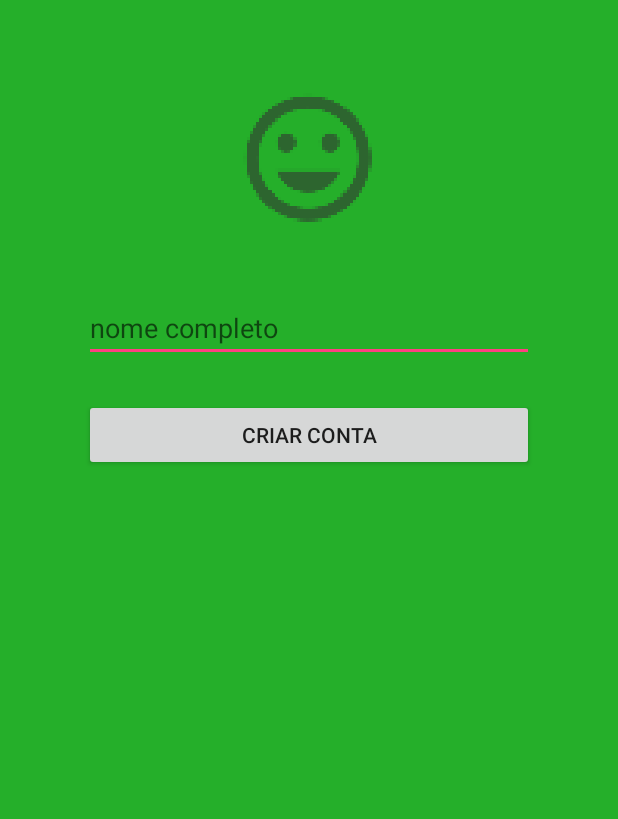
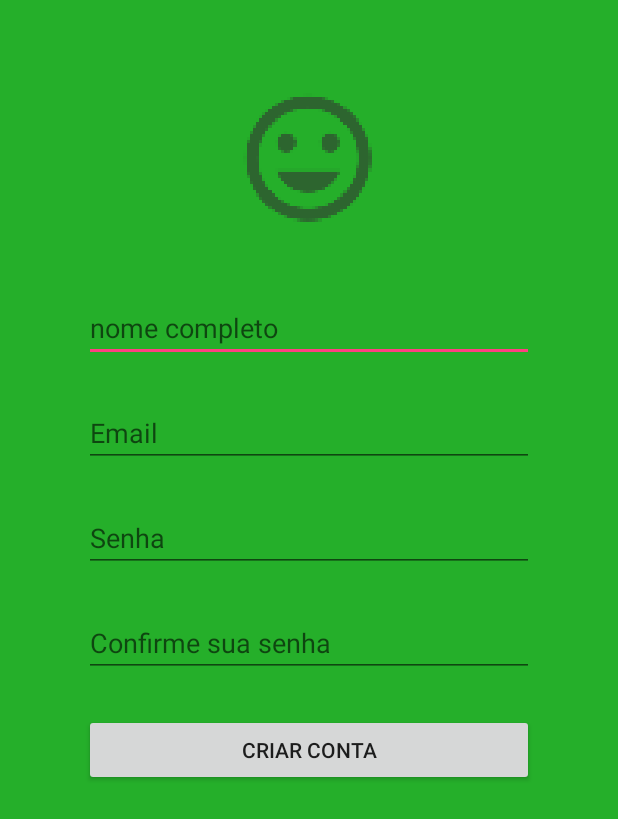
Before and after one commit to alanfialho/PeladaFC, an Android app: the screen it shows after launch (CriarContaActivity), on a phone screen of 412 x 824 dp. Shown: the top 819 px of the screen. Run offline under Robolectric (Android 15) with nearby library versions, the phone set to English and light mode, and no system bars.

Commit message:
tela criar conta

```diff
--- a/app/src/main/java/com/br/peladafc/gateway/PeladaFCWsGateway.java
+++ b/app/src/main/java/com/br/peladafc/gateway/PeladaFCWsGateway.java
@@ -36,6 +36,8 @@ public final class PeladaFCWsGateway {
         try{
             JSONObject json = new JSONObject();
             json.put("NomeCompletoPeladeiro", params.nomeCompleto);
+            json.put("Email", params.email);
+            json.put("Senha", params.senha);
             json.put("Foto", params.foto == null ? null : Base64.encodeToString(params.foto, Base64.DEFAULT));
             JSONObject dados = post("Conta/Criar", json.toString());
             return UUID.fromString(dados.getString("Id"));
--- a/app/src/main/res/layout/activity_criar_conta.xml
+++ b/app/src/main/res/layout/activity_criar_conta.xml
@@ -26,11 +26,40 @@
         android:layout_centerHorizontal="true"
         android:layout_marginTop="180dp"/>
 
+    <EditText
+        android:id="@+id/etEmail"
+        android:layout_width="300dp"
+        android:layout_height="wrap_content"
+        android:hint="Email"
+        android:layout_centerHorizontal="true"
+        android:layout_marginTop="250dp"/>
+
+
+    <EditText
+        android:id="@+id/etSenha"
+        android:inputType="textPassword"
+        android:layout_width="300dp"
+        android:layout_height="wrap_content"
+        android:hint="Senha"
+        android:layout_centerHorizontal="true"
+        android:layout_marginTop="320dp"/>
+
+
+    <EditText
+        android:id="@+id/etConfirmarSenha"
+        android:inputType="textPassword"
+        android:layout_width="300dp"
+        android:layout_height="wrap_content"
+        android:hint="Confirme sua senha"
+        android:layout_centerHorizontal="true"
+        android:layout_marginTop="390dp"/>
+
+
     <Button
         android:layout_height="wrap_content"
         android:layout_width="300dp"
         android:layout_centerHorizontal="true"
-        android:layout_marginTop="250dp"
+        android:layout_marginTop="460dp"
         android:text="Criar Conta"
         android:onClick="criarContaOnClick" />
 </RelativeLayout>
```
Also changed, not shown: app/src/main/java/com/br/peladafc/controller/CriarContaController.java (+19 -7 lines), app/src/main/java/com/br/peladafc/gateway/CriarContaParams.java (+8 -2 lines), app/src/main/java/com/br/peladafc/view/CriarContaActivity.java (+18 -0 lines).
